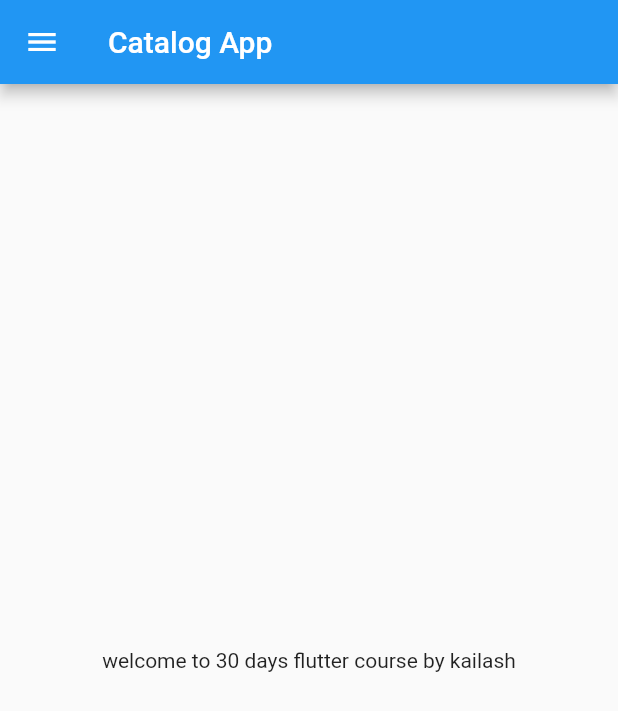
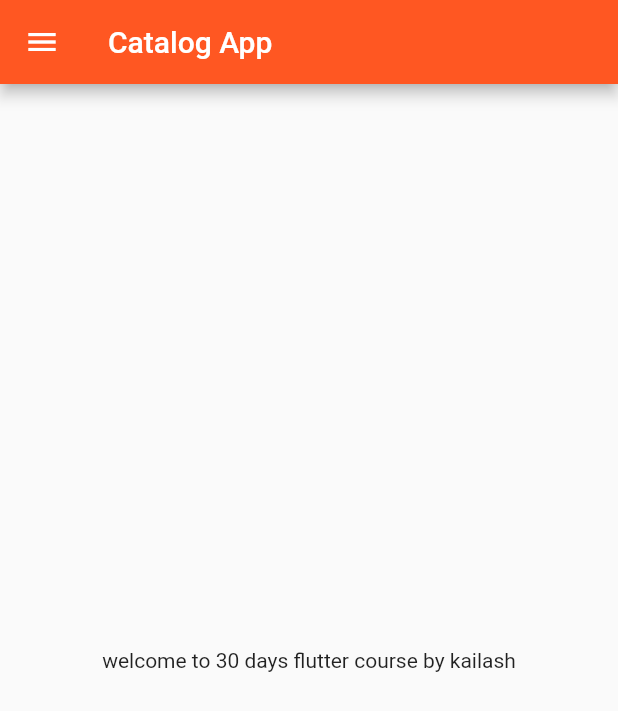
Before and after one commit to upadhyay0231/30DaysOFflutter, a Flutter app: the screen it shows after launch, on a phone screen of 412 x 824 dp. Shown: the top 711 px of the screen. Run offline on Flutter 3.47's test engine with Material 2 defaults, Android fonts, the phone set to English and light mode, and no system bars.

Commit message:
day 3 completed

```diff
--- a/first_app/lib/main.dart
+++ b/first_app/lib/main.dart
@@ -1,4 +1,5 @@
-import 'package:first_app/home_page.dart';
+import 'package:first_app/login_page.dart';
+import 'package:first_app/pages/home_page.dart';
 import 'package:flutter/material.dart';
 
 void main() {
@@ -9,7 +10,15 @@ class MyApp extends StatelessWidget {
   @override
   Widget build(BuildContext context) {
     return MaterialApp(
-      home: homePage(),
+      themeMode: ThemeMode.light,
+      theme: ThemeData(primarySwatch: Colors.deepOrange),
+      darkTheme: ThemeData(brightness: Brightness.dark),
+      initialRoute: "/home",
+      routes: {
+        "/": (context) => loginPage(),
+        "/home": (context) => homePage(),
+        "/login": (context) => loginPage()
+      },
     );
   }
 }
```
Also changed, not shown: first_app/lib/login_page.dart (added, +19 -0 lines), first_app/lib/pages/home_page.dart (renamed from first_app/lib/home_page.dart).
